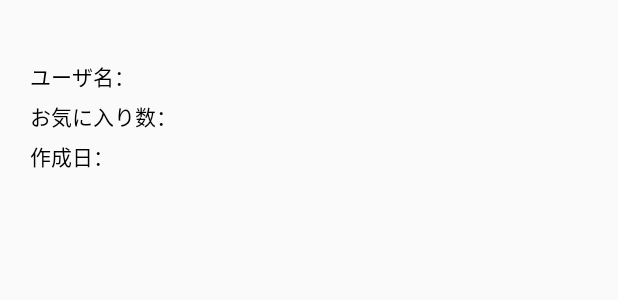
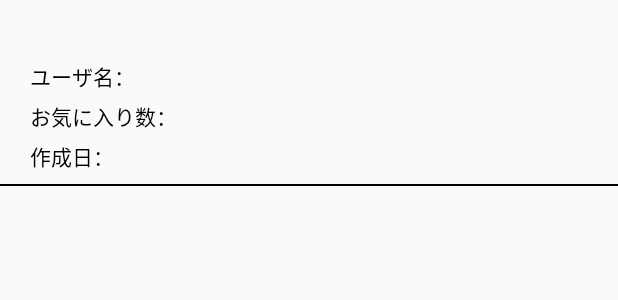
Before and after one commit to komugirice/qiitaApplication, an Android app: the layout row.xml on its own in the app's theme, with its tools: preview values and no code run, on a phone screen of 412 x 824 dp. Shown: the top 300 px of the screen. Run offline under Robolectric (Android 15) with nearby library versions, the phone set to English and light mode, and no system bars.

Commit message:
ブランチ追加

```diff
--- a/app/src/main/java/com/example/qiitaapplication/MainActivity.kt
+++ b/app/src/main/java/com/example/qiitaapplication/MainActivity.kt
@@ -45,8 +45,6 @@ class MainActivity : AppCompatActivity() {
     override fun onCreate(savedInstanceState: Bundle?) {
         super.onCreate(savedInstanceState)
         setContentView(R.layout.activity_main)
-
-
 
         initialize()
     }
--- a/app/src/main/java/com/example/qiitaapplication/WebViewActivity.kt
+++ b/app/src/main/java/com/example/qiitaapplication/WebViewActivity.kt
@@ -12,9 +12,8 @@ class WebViewActivity : AppCompatActivity() {
         setContentView(R.layout.activity_web_view)
 
         val myWebView = findViewById<WebView>(R.id.webView);
-        myWebView.setWebViewClient(WebViewClient());
+        myWebView.setWebViewClient(WebViewClient())
         val url = intent.getStringExtra("url")
-        myWebView.loadUrl(url);
-
+        myWebView.loadUrl(url)
     }
 }
--- a/app/src/main/res/layout/row.xml
+++ b/app/src/main/res/layout/row.xml
@@ -86,5 +86,9 @@
             android:layout_weight="1" />
 
     </LinearLayout>
-
+    <View
+        android:layout_marginTop="8dp"
+        android:layout_width="match_parent"
+        android:layout_height="1dp"
+        android:background="#000"/>
 </LinearLayout>
```
